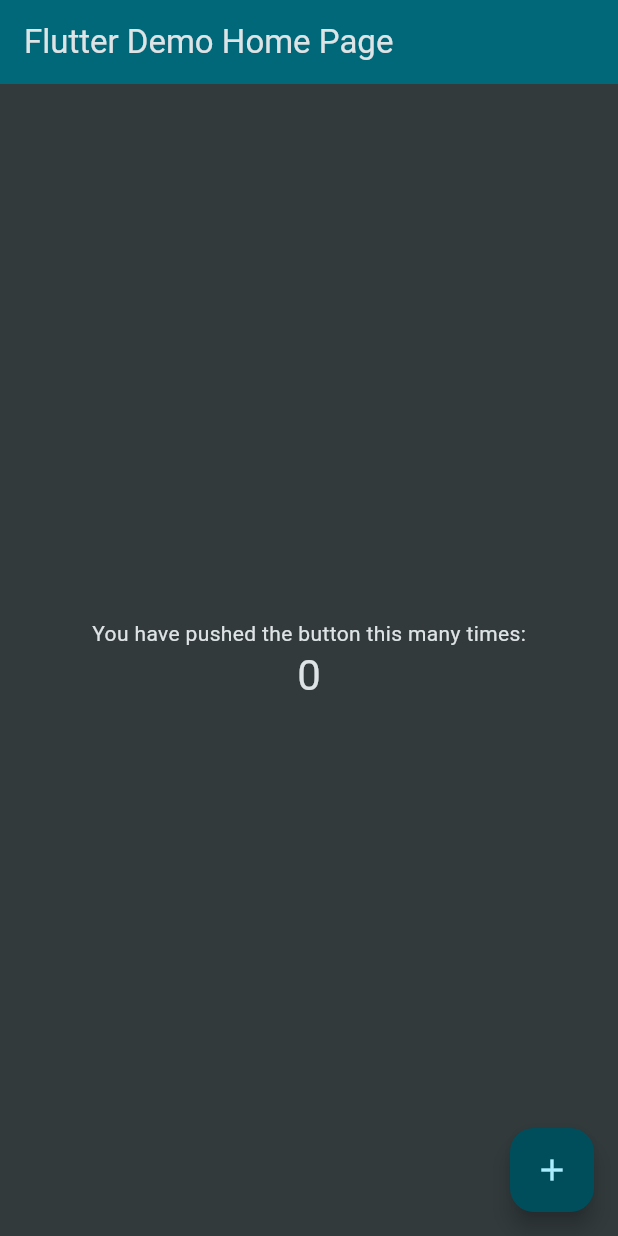
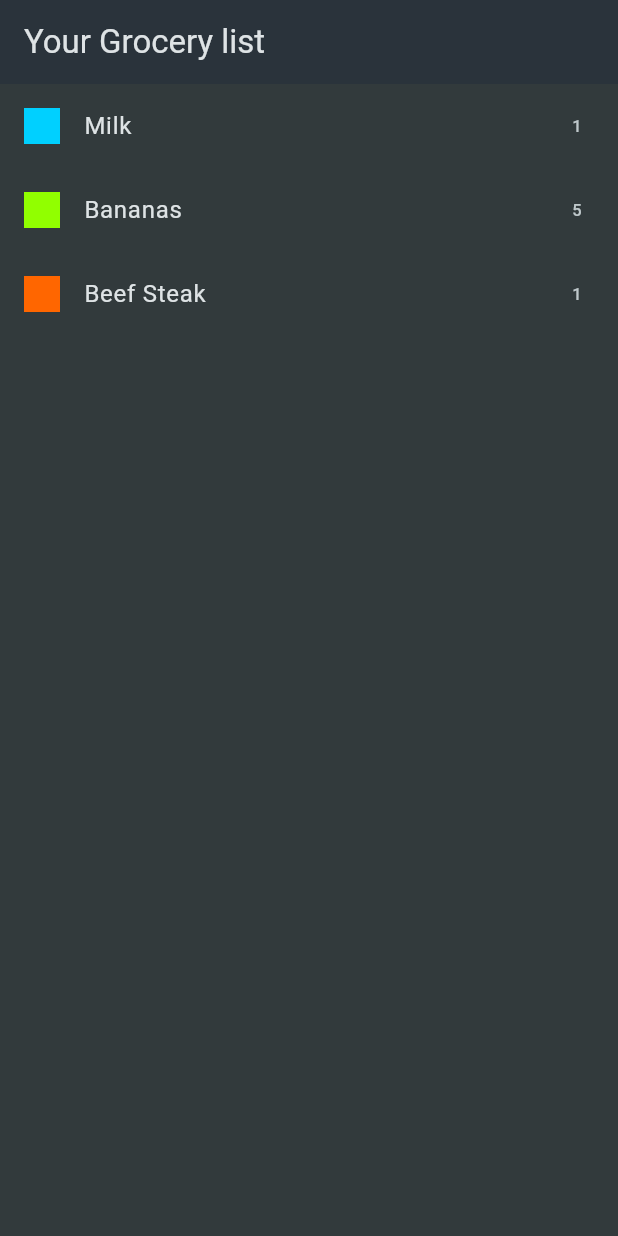
Before and after one commit to leobewater/flutter_shopping_list, a Flutter app: the screen it shows after launch, on a phone screen of 412 x 824 dp. Run offline on Flutter 3.47's test engine with Material 3 defaults, Android fonts, the phone set to English and light mode, and no system bars.

Commit message:
populate grocery list

```diff
--- a/lib/main.dart
+++ b/lib/main.dart
@@ -1,4 +1,5 @@
 import 'package:flutter/material.dart';
+import 'package:flutter_shopping_list/widgets/grocery_list.dart';
 
 void main() {
   runApp(const MyApp());
@@ -21,95 +22,7 @@ class MyApp extends StatelessWidget {
         useMaterial3: true,
         scaffoldBackgroundColor: const Color.fromARGB(255, 50, 58, 60),
       ),
-      home: const MyHomePage(title: 'Flutter Demo Home Page'),
+      home: const GroceryList()
     );
   }
 }
-
-class MyHomePage extends StatefulWidget {
-  const MyHomePage({super.key, required this.title});
-
-  // This widget is the home page of your application. It is stateful, meaning
-  // that it has a State object (defined below) that contains fields that affect
-  // how it looks.
-
-  // This class is the configuration for the state. It holds the values (in this
-  // case the title) provided by the parent (in this case the App widget) and
-  // used by the build method of the State. Fields in a Widget subclass are
-  // always marked "final".
-
-  final String title;
-
-  @override
-  State<MyHomePage> createState() => _MyHomePageState();
-}
-
-class _MyHomePageState extends State<MyHomePage> {
-  int _counter = 0;
-
-  void _incrementCounter() {
-    setState(() {
-      // This call to setState tells the Flutter framework that something has
-      // changed in this State, which causes it to rerun the build method below
-      // so that the display can reflect the updated values. If we changed
-      // _counter without calling setState(), then the build method would not be
-      // called again, and so nothing would appear to happen.
-      _counter++;
-    });
-  }
-
-  @override
-  Widget build(BuildContext context) {
-    // This method is rerun every time setState is called, for instance as done
-    // by the _incrementCounter method above.
-    //
-    // The Flutter framework has been optimized to make rerunning build methods
-    // fast, so that you can just rebuild anything that needs updating rather
-    // than having to individually change instances of widgets.
-    return Scaffold(
-      appBar: AppBar(
-        // TRY THIS: Try changing the color here to a specific color (to
-        // Colors.amber, perhaps?) and trigger a hot reload to see the AppBar
-        // change color while the other colors stay the same.
-        backgroundColor: Theme.of(context).colorScheme.inversePrimary,
-        // Here we take the value from the MyHomePage object that was created by
-        // the App.build method, and use it to set our appbar title.
-        title: Text(widget.title),
-      ),
-      body: Center(
-        // Center is a layout widget. It takes a single child and positions it
-        // in the middle of the parent.
-        child: Column(
-          // Column is also a layout widget. It takes a list of children and
-          // arranges them vertically. By default, it sizes itself to fit its
-          // children horizontally, and tries to be as tall as its parent.
-          //
-          // Column has various properties to control how it sizes itself and
-          // how it positions its children. Here we use mainAxisAlignment to
-          // center the children vertically; the main axis here is the vertical
-          // axis because Columns are vertical (the cross axis would be
-          // horizontal).
-          //
-          // TRY THIS: Invoke "debug painting" (choose the "Toggle Debug Paint"
-          // action in the IDE, or press "p" in the console), to see the
-          // wireframe for each widget.
-          mainAxisAlignment: MainAxisAlignment.center,
-          children: <Widget>[
-            const Text(
-              'You have pushed the button this many times:',
-            ),
-            Text(
-              '$_counter',
-              style: Theme.of(context).textTheme.headlineMedium,
-            ),
-          ],
-        ),
-      ),
-      floatingActionButton: FloatingActionButton(
-        onPressed: _incrementCounter,
-        tooltip: 'Increment',
-        child: const Icon(Icons.add),
-      ), // This trailing comma makes auto-formatting nicer for build methods.
-    );
-  }
-}
--- /dev/null
+++ b/lib/widgets/grocery_list.dart
@@ -0,0 +1,27 @@
+import 'package:flutter/material.dart';
+import 'package:flutter_shopping_list/data/dummy_items.dart';
+
+class GroceryList extends StatelessWidget {
+  const GroceryList({super.key});
+
+  @override
+  Widget build(BuildContext context) {
+    return Scaffold(
+      appBar: AppBar(
+        title: const Text('Your Grocery list'),
+      ),
+      body: ListView.builder(
+        itemCount: groceryItems.length,
+        itemBuilder: (ctx, index) => ListTile(
+          title: Text(groceryItems[index].name),
+          leading: Container(
+            width: 24,
+            height: 24,
+            color: groceryItems[index].category.color,
+          ),
+          trailing: Text(groceryItems[index].quantity.toString()),
+        ),
+      ),
+    );
+  }
+}
```
